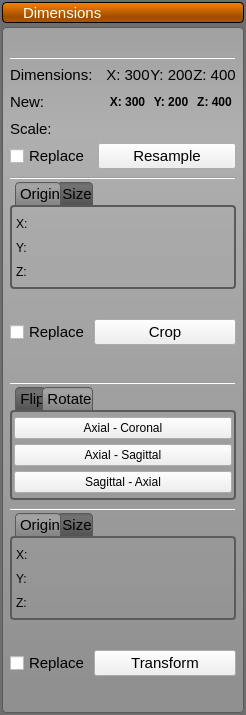
Old version of the form src/Interface/AppInterface/LayerGroupWidget.ui in the repository SCIInstitute/Seg3D.
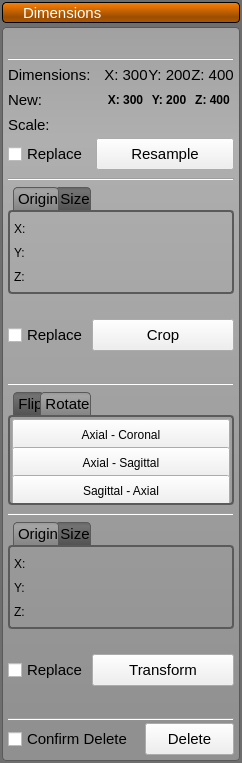
New version of the form. The open tabs and pages were chosen to show the change. Icons and pictures are not drawn.

Commit message: various changes to LayerManager, added a rough MessageHistoryWidget, and moved where the layer actions are located

What changed in the file:
```diff
--- a/src/Interface/AppInterface/LayerGroupWidget.ui
+++ b/src/Interface/AppInterface/LayerGroupWidget.ui
@@ -6,8 +6,8 @@
    <rect>
     <x>0</x>
     <y>0</y>
-    <width>246</width>
-    <height>711</height>
+    <width>242</width>
+    <height>757</height>
    </rect>
   </property>
   <property name="sizePolicy">
@@ -44,6 +44,7 @@
 border-top: 1px solid rgb(90,90,90);
 border-left: 1px solid rgb(90,90,90);
 border-right: 1px solid rgb(90,90,90);
+margin-top:4px;
 }
 
 QTabBar::tab:selected{
@@ -60,6 +61,7 @@
 }
 
 
+
 QToolButton#group_crop_button_{
   background-color: rgba(0, 0, 0, 0);
   border: 1px solid rgba(0, 0, 0, 0);
@@ -90,6 +92,16 @@
   border: 1px solid rgb(142, 67, 32);
 }
 
+QToolButton#group_delete_button_{
+  background-color: rgba(0, 0, 0, 0);
+  border: 1px solid rgba(0, 0, 0, 0);
+}
+QToolButton#group_delete_button_:checked{
+  background-color: rgb(233, 111, 53);
+  border-radius: 3px;
+  border: 1px solid rgb(142, 67, 32);
+}
+
 
 QToolButton#group_resample_button_{
   background-color: rgba(0, 0, 0, 0);
@@ -379,7 +391,7 @@
        <number>0</number>
       </property>
       <property name="margin">
-       <number>4</number>
+       <number>2</number>
       </property>
       <item>
        <widget class="QWidget" name="buttons_" native="true">
@@ -392,13 +404,13 @@
         <property name="minimumSize">
          <size>
           <width>0</width>
-          <height>22</height>
+          <height>25</height>
          </size>
         </property>
         <property name="maximumSize">
          <size>
           <width>16777215</width>
-          <height>22</height>
+          <height>25</height>
          </size>
         </property>
         <layout class="QHBoxLayout" name="horizontalLayout_2">
@@ -413,13 +425,13 @@
            <property name="minimumSize">
             <size>
              <width>0</width>
-             <height>20</height>
+             <height>22</height>
             </size>
            </property>
            <property name="maximumSize">
             <size>
              <width>16777215</width>
-             <height>20</height>
+             <height>22</height>
             </size>
            </property>
            <property name="text">
@@ -446,13 +458,13 @@
            <property name="minimumSize">
             <size>
              <width>0</width>
-             <height>20</height>
+             <height>22</height>
             </size>
            </property>
            <property name="maximumSize">
             <size>
              <width>16777215</width>
-             <height>20</height>
+             <height>22</height>
             </size>
            </property>
            <property name="text">
@@ -479,13 +491,13 @@
            <property name="minimumSize">
             <size>
              <width>0</width>
-             <height>20</height>
+             <height>22</height>
             </size>
            </property>
            <property name="maximumSize">
             <size>
              <width>16777215</width>
-             <height>20</height>
+             <height>22</height>
             </size>
            </property>
            <property name="text">
@@ -512,13 +524,13 @@
            <property name="minimumSize">
             <size>
              <width>0</width>
-             <height>20</height>
+             <height>22</height>
             </size>
            </property>
            <property name="maximumSize">
             <size>
              <width>16777215</width>
-             <height>20</height>
+             <height>22</height>
             </size>
            </property>
            <property name="text">
@@ -545,13 +557,13 @@
            <property name="minimumSize">
             <size>
              <width>20</width>
-             <height>20</height>
+             <height>22</height>
             </size>
            </property>
            <property name="maximumSize">
             <size>
              <width>20</width>
-             <height>20</height>
+             <height>22</height>
             </size>
            </property>
            <property name="text">
@@ -614,6 +626,9 @@
                <height>16777215</height>
               </size>
              </property>
+             <property name="layoutDirection">
+              <enum>Qt::LeftToRight</enum>
+             </property>
              <property name="text">
               <string>Dimensions:</string>
              </property>
@@ -770,6 +785,18 @@
                <verstretch>0</verstretch>
               </sizepolicy>
              </property>
+             <property name="minimumSize">
+              <size>
+               <width>0</width>
+               <height>32</height>
+              </size>
+             </property>
+             <property name="maximumSize">
+              <size>
+               <width>16777215</width>
+               <height>32</height>
+              </size>
+             </property>
              <property name="text">
               <string>Resample</string>
              </property>
@@ -1077,6 +1104,18 @@
                 <verstretch>0</verstretch>
                </sizepolicy>
               </property>
+              <property name="minimumSize">
+               <size>
+                <width>0</width>
+                <height>32</height>
+               </size>
+              </property>
+              <property name="maximumSize">
+               <size>
+                <width>16777215</width>
+                <height>32</height>
+               </size>
+              </property>
               <property name="text">
                <string>Crop</string>
               </property>
@@ -1209,6 +1248,18 @@
                  <verstretch>0</verstretch>
                 </sizepolicy>
                </property>
+               <property name="minimumSize">
+                <size>
+                 <width>0</width>
+                 <height>32</height>
+                </size>
+               </property>
+               <property name="maximumSize">
+                <size>
+                 <width>16777215</width>
+                 <height>32</height>
+                </size>
+               </property>
                <property name="text">
                 <string>Axial - Coronal</string>
                </property>
@@ -1222,6 +1273,18 @@
                  <verstretch>0</verstretch>
                 </sizepolicy>
                </property>
+               <property name="minimumSize">
+                <size>
+                 <width>0</width>
+                 <height>32</height>
+                </size>
+               </property>
+               <property name="maximumSize">
+                <size>
+                 <width>16777215</width>
+                 <height>32</height>
+                </size>
+               </property>
                <property name="text">
                 <string>Axial - Sagittal</string>
                </property>
@@ -1235,6 +1298,18 @@
                  <verstretch>0</verstretch>
                 </sizepolicy>
                </property>
+               <property name="minimumSize">
+                <size>
+                 <width>0</width>
+                 <height>32</height>
+                </size>
+               </property>
+               <property name="maximumSize">
+                <size>
+                 <width>16777215</width>
+                 <height>32</height>
+                </size>
+               </property>
                <property name="text">
                 <string>Sagittal - Axial</string>
                </property>
@@ -1556,6 +1631,18 @@
                 <verstretch>0</verstretch>
                </sizepolicy>
               </property>
+              <property name="minimumSize">
+               <size>
+                <width>0</width>
+                <height>32</height>
+               </size>
+              </property>
+              <property name="maximumSize">
+               <size>
+                <width>16777215</width>
+                <height>32</height>
+               </size>
+              </property>
               <property name="text">
                <string>Transform</string>
               </property>
@@ -1567,6 +1654,58 @@
         </layout>
        </widget>
       </item>
+      <item>
+       <widget class="QWidget" name="delete_" native="true">
+        <layout class="QVBoxLayout" name="verticalLayout_8">
+         <property name="spacing">
+          <number>2</number>
+         </property>
+         <property name="margin">
+          <number>4</number>
+         </property>
+         <item>
+          <widget class="Line" name="line_5">
+           <property name="orientation">
+            <enum>Qt::Horizontal</enum>
+           </property>
+          </widget>
+         </item>
+         <item>
+          <layout class="QHBoxLayout" name="horizontalLayout_22">
+           <property name="spacing">
+            <number>12</number>
+           </property>
+           <item>
+            <widget class="QCheckBox" name="confirm_delete_checkbox_">
+             <property name="text">
+              <string>Confirm Delete</string>
+             </property>
+            </widget>
+           </item>
+           <item>
+            <widget class="QPushButton" name="delete_button_">
+             <property name="minimumSize">
+              <size>
+               <width>0</width>
+               <height>32</height>
+              </size>
+             </property>
+             <property name="maximumSize">
+              <size>
+               <width>16777215</width>
+               <height>32</height>
+              </size>
+             </property>
+             <property name="text">
+              <string>Delete</string>
+             </property>
+            </widget>
+           </item>
+          </layout>
+         </item>
+        </layout>
+       </widget>
+      </item>
      </layout>
      <zorder>transform_</zorder>
      <zorder>flip_rotate_</zorder>
```
Left out of the diff: 112 changed lines with no effect on the pictures. The commit also changes 29 other files.
